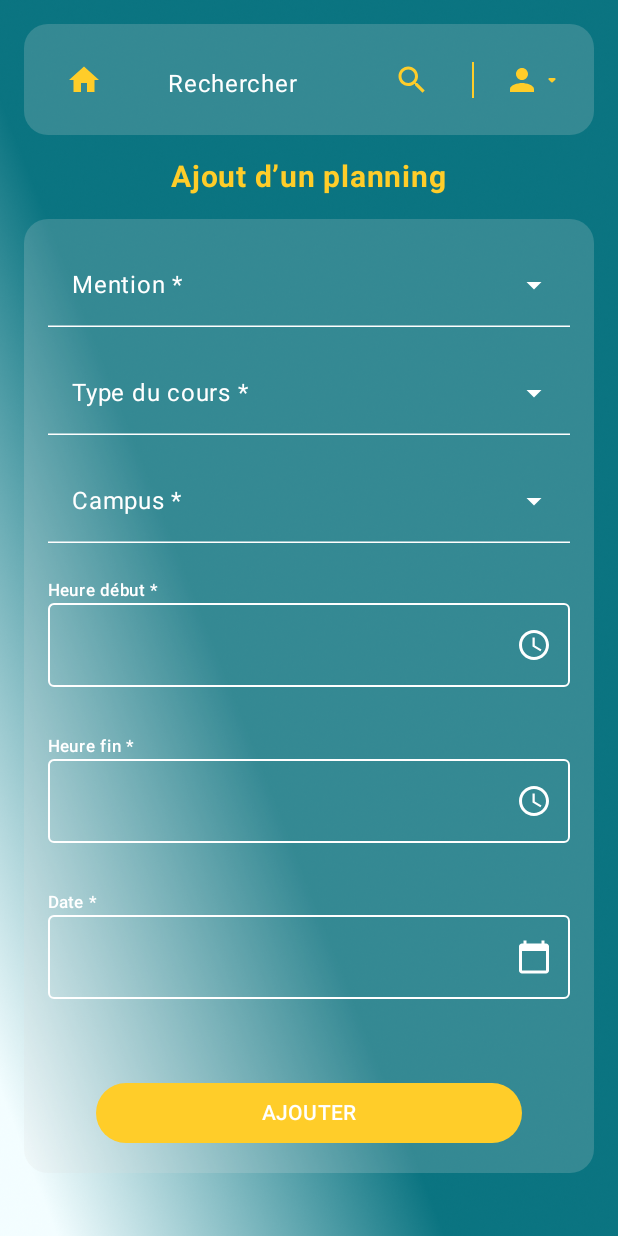
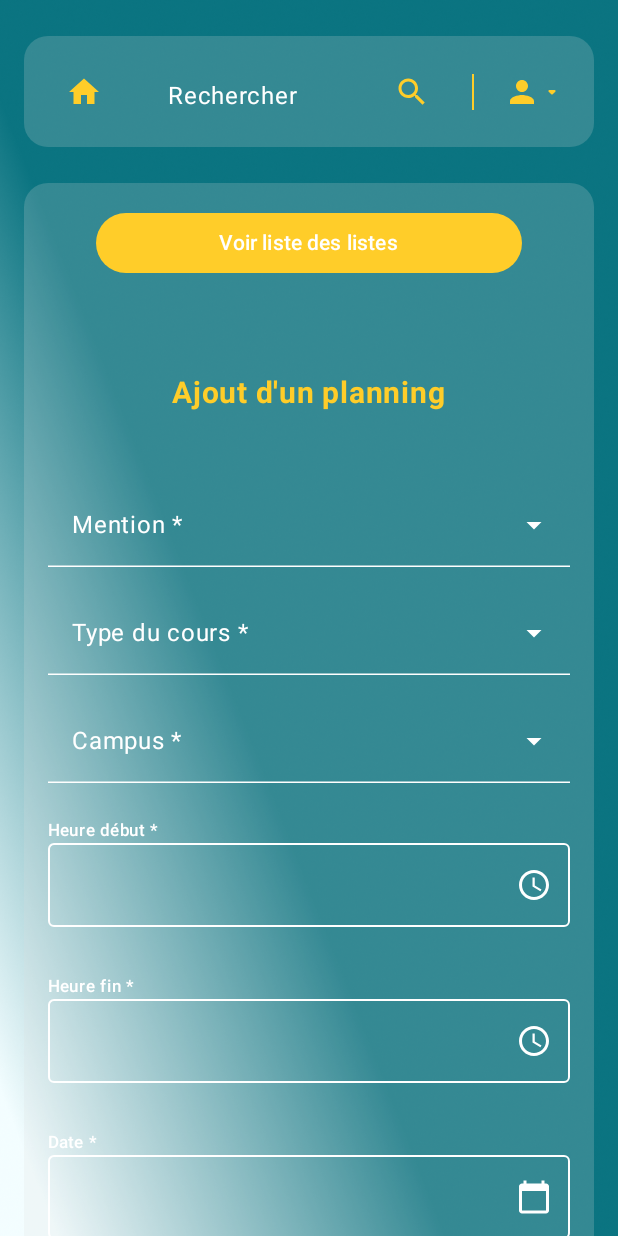
Before and after one commit to AhmedouSalem/Educonnect_Front, an Android app built with Jetpack Compose: the AddPlanningScreen screen opened through its navigation route, on a phone screen of 412 x 824 dp. Run offline under Robolectric (Android 15) with nearby library versions, the phone set to English and light mode, and no system bars.

Commit message:
Adopter le component ScrollableFormLayout, Singleton Session manager pour faire Logout depuis n'importe quel écran, edit MainActivity et Navigation pour prendre en considération ce Singleton

```diff
--- a/app/src/main/java/com/educonnect/MainActivity.kt
+++ b/app/src/main/java/com/educonnect/MainActivity.kt
@@ -15,6 +15,7 @@ import androidx.compose.ui.Modifier
 import androidx.compose.ui.graphics.Color
 import androidx.compose.ui.unit.dp
 import androidx.navigation.compose.rememberNavController
+import com.educonnect.di.AppSession
 import com.educonnect.ui.navigation.AppNavigation
 import com.educonnect.ui.navigation.Screen
 import com.educonnect.ui.theme.Educonnect_FrontTheme
@@ -25,12 +26,15 @@ import kotlinx.coroutines.withContext
 class MainActivity : ComponentActivity() {
     override fun onCreate(savedInstanceState: Bundle?) {
         super.onCreate(savedInstanceState)
+
+        // Initialiser le singleton
+        AppSession.sessionManager = SessionManager(this);
         enableEdgeToEdge()
 
         setContent {
             Educonnect_FrontTheme {
                 val navController = rememberNavController()
-                val sessionManager = remember { SessionManager(this) }
+//                val sessionManager = remember { SessionManager(this) }
 
                 // State to track session status
                 var isSessionChecked by remember { mutableStateOf(false) }
@@ -39,7 +43,7 @@ class MainActivity : ComponentActivity() {
                 // Vérification de la session avant le rendu
                 LaunchedEffect(Unit) {
                     val userData = withContext(Dispatchers.IO) {
-                        sessionManager.getUserData()
+                        AppSession.sessionManager.getUserData()
                     }
 
                     startDestination = when (userData?.role?.lowercase()) {
--- /dev/null
+++ b/app/src/main/java/com/educonnect/di/AppSession.kt
@@ -0,0 +1,7 @@
+package com.educonnect.di
+
+import com.educonnect.utils.SessionManager
+
+object AppSession {
+    lateinit var sessionManager: SessionManager
+}
--- a/app/src/main/java/com/educonnect/di/Injection.kt
+++ b/app/src/main/java/com/educonnect/di/Injection.kt
@@ -26,9 +26,9 @@ import com.educonnect.ui.salle.SalleViewModel
 import com.educonnect.utils.SessionManager
 
 object Injection {
+    val sessionManager = AppSession.sessionManager
     /** Authentification **/
     fun provideAuthRepository(context: Context): AuthRepository {
-        val sessionManager = SessionManager(context)
         return AuthRepository(sessionManager)
     }
 
@@ -42,7 +42,6 @@ object Injection {
 
     /** AdminHomePage For Load NOM-PRENOM **/
     fun provideAdminRepository(context: Context): AdminRepository {
-        val sessionManager = SessionManager(context)
         return AdminRepository(sessionManager)
     }
 
@@ -51,13 +50,11 @@ object Injection {
     }
 
     fun provideHomeViewModel(context: Context): HomeViewModel {
-        val sessionManager = SessionManager(context)
         return HomeViewModel(provideGetAdminUseCase(context), sessionManager)
     }
 
     /** AddCampus **/
     fun provideCampusRepository(context: Context): CampusRepository {
-        // Tu pourras injecter ici un SessionManager ou un retrofitService si besoin plus tard
         return CampusRepository()
     }
 
--- a/app/src/main/java/com/educonnect/ui/planning/AddPlanningScreen.kt
+++ b/app/src/main/java/com/educonnect/ui/planning/AddPlanningScreen.kt
@@ -2,33 +2,23 @@ package com.educonnect.ui.planning
 
 import CustomTopAppBar
 import android.content.Context
-import androidx.compose.foundation.Image
-import androidx.compose.foundation.background
 import androidx.compose.foundation.layout.*
-import androidx.compose.foundation.rememberScrollState
-import androidx.compose.foundation.shape.RoundedCornerShape
-import androidx.compose.foundation.verticalScroll
 import androidx.compose.material3.*
 import androidx.compose.runtime.*
 import androidx.compose.ui.Alignment
 import androidx.compose.ui.Modifier
-import androidx.compose.ui.draw.clip
-import androidx.compose.ui.layout.ContentScale
-import androidx.compose.ui.res.painterResource
+import androidx.compose.ui.res.stringResource
 import androidx.compose.ui.unit.dp
-import androidx.compose.ui.unit.sp
 import com.educonnect.R
+import com.educonnect.di.AppSession
 import com.educonnect.di.Injection
 import com.educonnect.ui.components.*
-import com.educonnect.ui.theme.OnPrimaryOpacity
-import com.educonnect.ui.theme.Primary
-import com.educonnect.ui.theme.Secondary
 import kotlinx.coroutines.launch
-import java.util.*
 
 @Composable
 fun AddPlanningScreen(
     context: Context,
+    onLogout: () -> Unit,
     onBackClick: () -> Unit,
     viewModel: PlanningViewModel = remember { Injection.providePlanningViewModel(context = context) }
 ) {
@@ -55,59 +45,32 @@ fun AddPlanningScreen(
     val snackbarHostState = remember { SnackbarHostState() }
     val coroutineScope = rememberCoroutineScope()
 
-    // Pickers
-    val calendar = Calendar.getInstance()
 
-    val scrollState = rememberScrollState()
-
-
-    Box(
-        modifier = Modifier
-            .fillMaxSize()
-            .background(color = Primary.copy(alpha = 0.1f))
+    ScrollableFormLayout(
+        topContent = {
+            CustomTopAppBar(
+                onHomeClick = onBackClick,
+                onSearch = { },
+                onProfileClick = { },
+                onLogoutClick = {
+                    AppSession.sessionManager.clearUserData()
+                    onLogout()
+                }
+            )
+        }
     ) {
-        Image(
-            painter = painterResource(id = R.drawable.app_background),
-            contentDescription = null,
-            contentScale = ContentScale.Crop,
-            modifier = Modifier.fillMaxSize()
+        //Voir liste des listes
+        CustomAdminAddButton(
+            buttonText = "Voir liste des listes",
+            onAddClick = { /** navController.navigate(Screen.ListUsers.route) **/ },
         )
 
-        Column(
-            modifier = Modifier
-                .fillMaxSize()
-                .statusBarsPadding()
-                .padding(16.dp),
-            horizontalAlignment = Alignment.CenterHorizontally
-        ) {
-            CustomTopAppBar(
-                onHomeClick = onBackClick,
-                onSearch = {},
-                onProfileClick = {},
-                onLogoutClick = {}
-            )
+        Spacer(modifier = Modifier.height(32.dp))
+
+        CustomAdminAddPageTitleTextView(text = stringResource(R.string.ajout_d_un_planning))
 
         Spacer(modifier = Modifier.height(16.dp))
 
-            Column(
-                modifier = Modifier
-                    .fillMaxSize()
-                    .verticalScroll(scrollState)
-                    .clip(RoundedCornerShape(16.dp)),
-                horizontalAlignment = Alignment.CenterHorizontally
-            ) {
-                CustomAdminAddPageTitleTextView(text = "Ajout d’un planning")
-
-                Spacer(modifier = Modifier.height(16.dp))
-
-                Column(
-                    modifier = Modifier
-                        .fillMaxWidth()
-                        .clip(RoundedCornerShape(16.dp))
-                        .background(OnPrimaryOpacity.copy(alpha = 0.2F))
-                        .padding(16.dp),
-                    verticalArrangement = Arrangement.spacedBy(16.dp)
-                ) {
         CustomDropdown("Mention", mentionList, mention, viewModel::onMentionSelected)
 
         if (mention.isNotBlank()) {
@@ -142,7 +105,10 @@ fun AddPlanningScreen(
         }
 
         // Heure début
-                    CustomTimePicker(label = "Heure début", time = heureDebut) { viewModel.onHeureDebutChange(it) }
+        CustomTimePicker(
+            label = "Heure début",
+            time = heureDebut
+        ) { viewModel.onHeureDebutChange(it) }
         // Heur fin
         CustomTimePicker(label = "Heure fin", time = heureFin) { viewModel.onHeureFinChange(it) }
         // Date
@@ -154,13 +120,10 @@ fun AddPlanningScreen(
             onAddClick = viewModel::ajouterPlanning,
             buttonText = "AJOUTER"
         )
-                }
-            }
-        }
 
         SnackbarHost(
             hostState = snackbarHostState,
-            modifier = Modifier.align(Alignment.BottomCenter)
+            modifier = Modifier.align(Alignment.End)
         )
     }
 
```
Also changed, not shown: app/src/main/java/com/educonnect/ui/building/AddBuildingScreen.kt (+19 -46 lines), app/src/main/java/com/educonnect/ui/campus/AddCampusScreen.kt (+24 -52 lines), app/src/main/java/com/educonnect/ui/navigation/AppNavigation.kt (+32 -18 lines), app/src/main/java/com/educonnect/ui/salle/AddSalleScreen.kt (+19 -30 lines), app/src/main/res/values/strings.xml (+5 -4 lines). Lines whose indentation alone changed are shown as unchanged.
